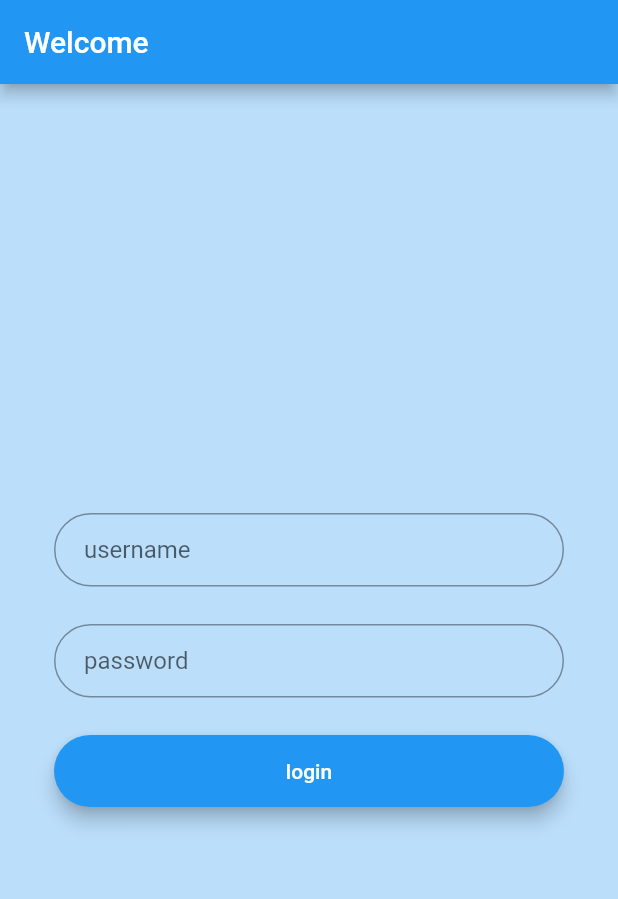
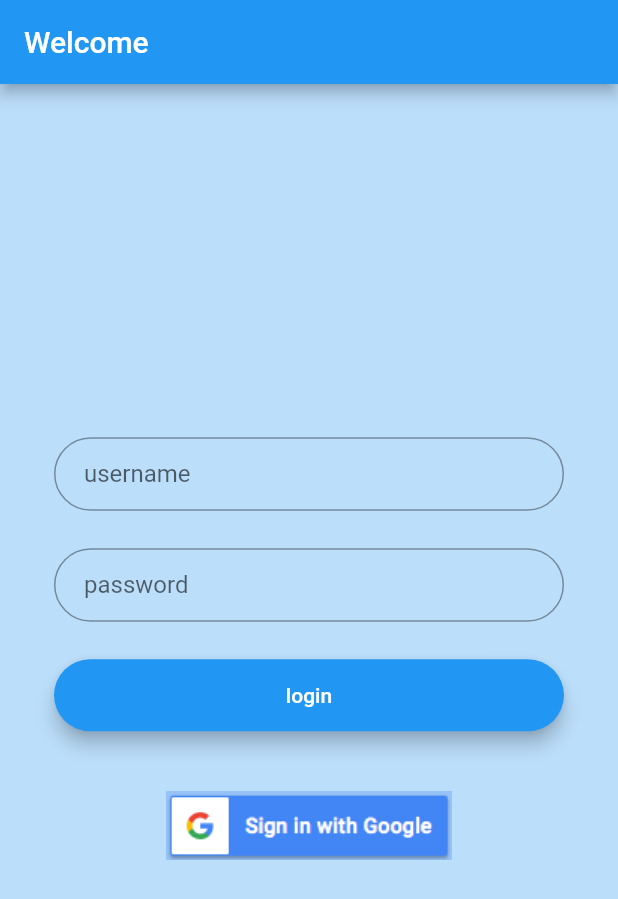
Before and after one commit to tianhaoz95/iwfp, a Flutter app: the screen it shows after launch, on a phone screen of 412 x 824 dp. Shown: the top 899 px of the screen. Run offline on Flutter 3.47's test engine with Material 2 defaults, Android fonts, the phone set to English and light mode, and no system bars.

Commit message:
dev: add glogin btn

```diff
--- a/iwfpapp/lib/main.dart
+++ b/iwfpapp/lib/main.dart
@@ -1,6 +1,6 @@
 import 'package:flutter/material.dart';
 import 'nav.dart';
-import 'login.dart';
+import 'screens/login/login.dart';
 
 void main() => runApp(MyApp());
 
--- a/iwfpapp/lib/login.dart
+++ b/iwfpapp/lib/screens/login/login.dart
@@ -1,4 +1,6 @@
 import 'package:flutter/material.dart';
+import 'package:iwfpapp/widgets/buttons/login_btn.dart';
+import 'package:iwfpapp/widgets/buttons/glogin_btn.dart';
 
 class LoginScreen extends StatelessWidget {
   @override
@@ -32,20 +34,13 @@ class LoginScreen extends StatelessWidget {
               )
             ),
             SizedBox(height: 25.0),
-            Material(
-              elevation: 5.0,
-              borderRadius: BorderRadius.circular(30.0),
-              color: Colors.blue,
-              child: MaterialButton(
-                minWidth: MediaQuery.of(context).size.width,
-                padding: EdgeInsets.fromLTRB(20.0, 15.0, 20.0, 15.0),
-                onPressed: () { Navigator.pushNamed(context, '/main'); },
-                child: Text('login',
-                  textAlign: TextAlign.center,
-                  style: TextStyle(color: Colors.white)
-                )
-              )
-            )
+            LoginButton(
+              onPressedCallback: () { Navigator.pushNamed(context, '/main'); },
+            ),
+            SizedBox(height: 25.0),
+            GLoginButton(
+              onPressedCallback: () { Navigator.pushNamed(context, '/main'); },
+            ),
           ],
         ),
       )
--- /dev/null
+++ b/iwfpapp/lib/widgets/buttons/glogin_btn.dart
@@ -0,0 +1,20 @@
+import 'package:flutter/cupertino.dart';
+import 'package:flutter/material.dart';
+
+typedef onPressedCallbackFunc = void Function();
+
+class GLoginButton extends StatelessWidget {
+  final onPressedCallbackFunc onPressedCallback;
+  const GLoginButton({this.onPressedCallback});
+  @override
+  Widget build(BuildContext context) {
+    return MaterialButton(
+      minWidth: MediaQuery.of(context).size.width,
+      padding: EdgeInsets.fromLTRB(20.0, 15.0, 20.0, 15.0),
+      onPressed: () {
+        onPressedCallback();
+      },
+      child: Image.asset('assets/glogin_btn_icon.png'),
+    );
+  }
+}
--- /dev/null
+++ b/iwfpapp/lib/widgets/buttons/login_btn.dart
@@ -0,0 +1,25 @@
+import 'package:flutter/cupertino.dart';
+import 'package:flutter/material.dart';
+
+typedef onPressedCallbackFunc = void Function();
+
+class LoginButton extends StatelessWidget {
+  final onPressedCallbackFunc onPressedCallback;
+  const LoginButton({ this.onPressedCallback });
+  @override
+  Widget build(BuildContext context) {
+    return Material(
+        elevation: 5.0,
+        borderRadius: BorderRadius.circular(30.0),
+        color: Colors.blue,
+        child: MaterialButton(
+            minWidth: MediaQuery.of(context).size.width,
+            padding: EdgeInsets.fromLTRB(20.0, 15.0, 20.0, 15.0),
+            onPressed: () {
+              onPressedCallback();
+            },
+            child: Text('login',
+                textAlign: TextAlign.center,
+                style: TextStyle(color: Colors.white))));
+  }
+}
--- a/iwfpapp/pubspec.yaml
+++ b/iwfpapp/pubspec.yaml
@@ -43,6 +43,9 @@ dev_dependencies:
 # The following section is specific to Flutter.
 flutter:
 
+  assets:
+    - assets/glogin_btn_icon.png
+
   # The following line ensures that the Material Icons font is
   # included with your application, so that you can use the icons in
   # the material Icons class.
```
Also changed, not shown: iwfpapp/assets/glogin_btn_icon.png (added).
